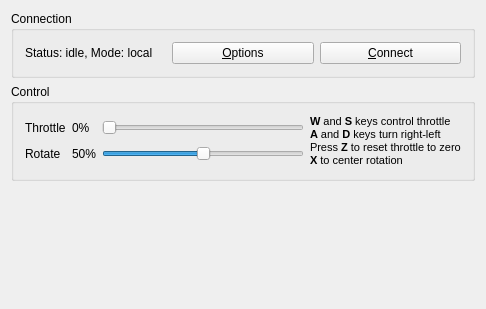
Before: the Qt Designer form ControlApp/ControlApp/mainwindow.ui in Shmuma/RadioBoat, drawn with Qt 5.
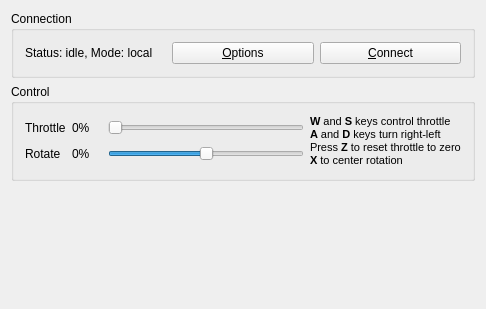
After: the same form once the commit is applied.

The edit to the form file:
```diff
--- a/ControlApp/ControlApp/mainwindow.ui
+++ b/ControlApp/ControlApp/mainwindow.ui
@@ -62,6 +62,12 @@
          </item>
          <item row="0" column="1">
           <widget class="QLabel" name="throttleLabel">
+           <property name="minimumSize">
+            <size>
+             <width>30</width>
+             <height>0</height>
+            </size>
+           </property>
            <property name="text">
             <string>0%</string>
            </property>
@@ -83,8 +89,14 @@
          </item>
          <item row="1" column="1">
           <widget class="QLabel" name="rotateLabel">
+           <property name="minimumSize">
+            <size>
+             <width>30</width>
+             <height>0</height>
+            </size>
+           </property>
            <property name="text">
-            <string>50%</string>
+            <string>0%</string>
            </property>
           </widget>
          </item>
```
Left out of the diff: 48 changed lines with no effect on the pictures.
